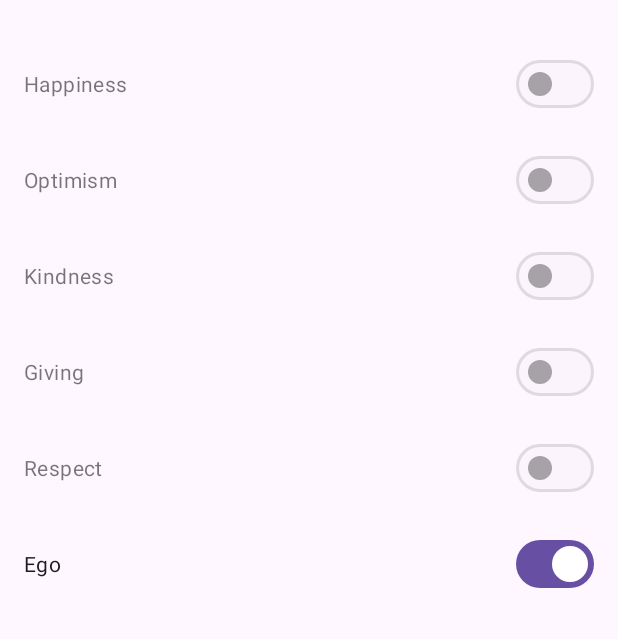
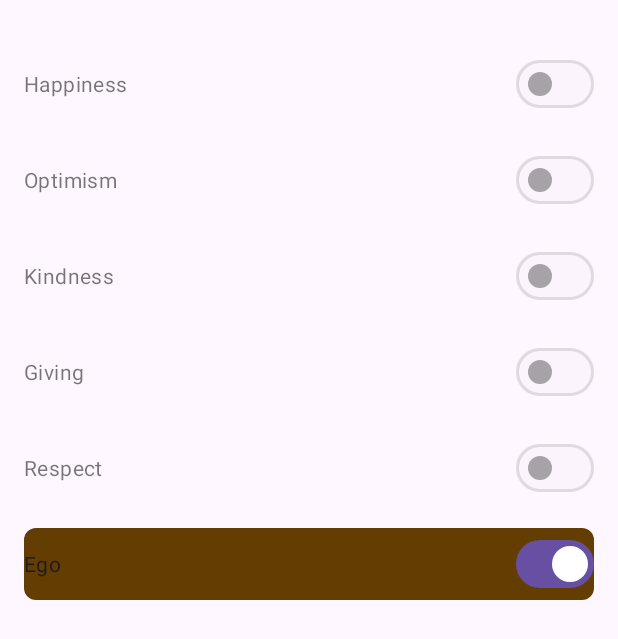
Before and after one commit to bymaskeli53/KekodFirstWeekProject, an Android app: the screen it shows after launch (MainActivity), on a phone screen of 412 x 824 dp. Shown: the top 639 px of the screen. Run offline under Robolectric (Android 15) with nearby library versions, the phone set to English and light mode, and no system bars; our stand-ins replace navigation-ui.

Commit message:
Change ego switch background

```diff
--- /dev/null
+++ b/app/src/main/res/drawable/bg_switch_ego.xml
@@ -0,0 +1,5 @@
+<?xml version="1.0" encoding="utf-8"?>
+<shape xmlns:android="http://schemas.android.com/apk/res/android">
+    <solid android:color="#643D03"/> <!-- Arka plan rengi -->
+    <corners android:radius="8dp"/> <!-- Köşelerin yumuşaklığı -->
+</shape>
--- a/app/src/main/res/layout/fragment_home.xml
+++ b/app/src/main/res/layout/fragment_home.xml
@@ -73,6 +73,7 @@
         android:layout_height="wrap_content"
         android:checked="true"
         android:text="Ego"
+        android:background="@drawable/bg_switch_ego"
         app:layout_constraintTop_toBottomOf="@id/switchRespect"
         app:layout_constraintStart_toStartOf="parent"
         app:layout_constraintEnd_toEndOf="parent"
```
